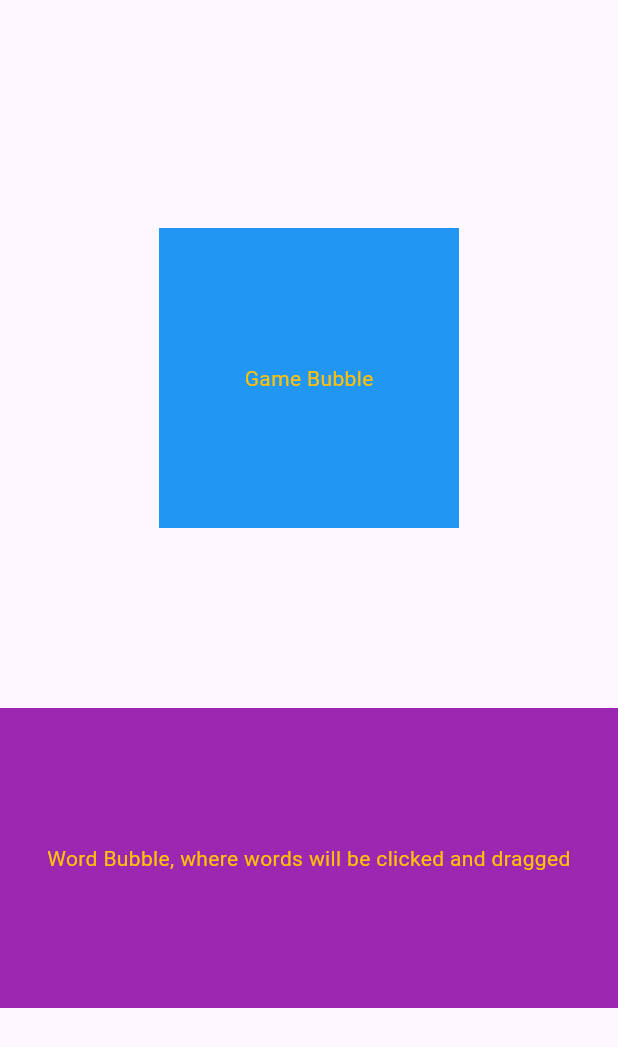
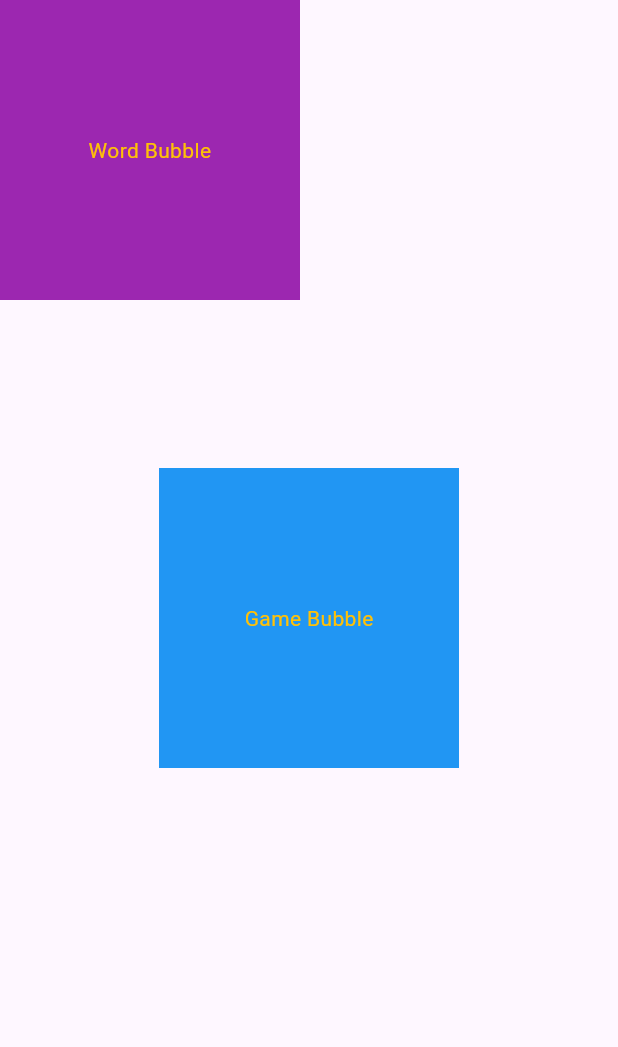
Before and after one commit to Tinhorn/Global-Gamers, a Flutter app: the SecondPage screen opened directly, on a phone screen of 412 x 824 dp. Shown: the top 1047 px of the screen. Run offline on Flutter 3.47's test engine with Material 3 defaults, Android fonts, the phone set to English and light mode, and no system bars.

Commit message:
added drag function

```diff
--- a/lib/second_page.dart
+++ b/lib/second_page.dart
@@ -8,48 +8,69 @@ class SecondPage extends StatefulWidget {
 }
 
 class _SecondPageState extends State<SecondPage> {
+  String _draggableWord = 'Drag Me!';
+  bool _wordDropped = false;
+  Offset _dragOffset = Offset(0, 0); // To track the position of the draggable
+
   @override
   Widget build(BuildContext context) {
-    Widget bubble = Container(
+    return Scaffold(
+      body: Stack( // Use Stack to overlay widgets
+        children: [
+          Center(
+            child: DragTarget<String>(
+              onWillAccept: (data) => true,
+              onAccept: (data) {
+                setState(() {
+                  _wordDropped = true;
+                });
+              },
+              builder: (context, candidateData, rejectedData) => Container(
                 width: 200,
                 height: 200,
                 alignment: Alignment.center,
-      decoration: BoxDecoration(
-        color: Colors.blue
+                decoration: BoxDecoration(color: Colors.blue),
+                child: Text(
+                  _wordDropped ? _draggableWord : 'Game Bubble',
+                  style: TextStyle(color: Colors.amber),
                 ),
-      child: Text(
-        'Game Bubble',
-        style: TextStyle(color: Colors.amber)
-      )
-    );
-
-    Widget dragBox = Container(
-      width: 1000,
+              ),
+            ),
+          ),
+          Positioned(
+            left: _dragOffset.dx,
+            top: _dragOffset.dy,
+            child: Draggable<String>(
+              data: _draggableWord,
+              child: Container(
+                width: 200,
                 height: 200,
                 alignment: Alignment.center,
-      decoration: BoxDecoration(
-        color: Colors.purple
+                decoration: BoxDecoration(color: Colors.purple),
+                child: Text(
+                  'Word Bubble',
+                  textAlign: TextAlign.center,
+                  style: TextStyle(color: Colors.amber),
                 ),
+              ),
+              feedback: Material(
                 child: Text(
-        'Word Bubble, where words will be clicked and dragged',
-        textAlign: TextAlign.center,
-        style: TextStyle(color: Colors.amber)
-      )
+                  _draggableWord,
+                  style: TextStyle(color: Colors.amber, fontSize: 24),
+                ),
+                elevation: 4.0,
+              ),
+              childWhenDragging: Container(), // Empty container when dragging
+              onDragEnd: (dragDetails) {
+                setState(() {
+                  _dragOffset = dragDetails.offset;
+                  _wordDropped = false; // Reset this if you want the word to be draggable again after dropping
+                });
+              },
+            ),
+          ),
+        ],
+      ),
     );
-    return Scaffold(
-        body: Center(child: Column(
-          mainAxisAlignment: MainAxisAlignment.center,
-          children: <Widget>[
-            bubble,
-            SizedBox(height: 20),
-            // Align(alignment: Alignment.bottomCenter,
-            //       child: dragBox
-            // ),
-            Padding(
-              padding: EdgeInsets.only(top: 100),
-              child: dragBox
-            )
-          ],
-        )));
   }
 }
```
Lines whose indentation alone changed are shown as unchanged.
